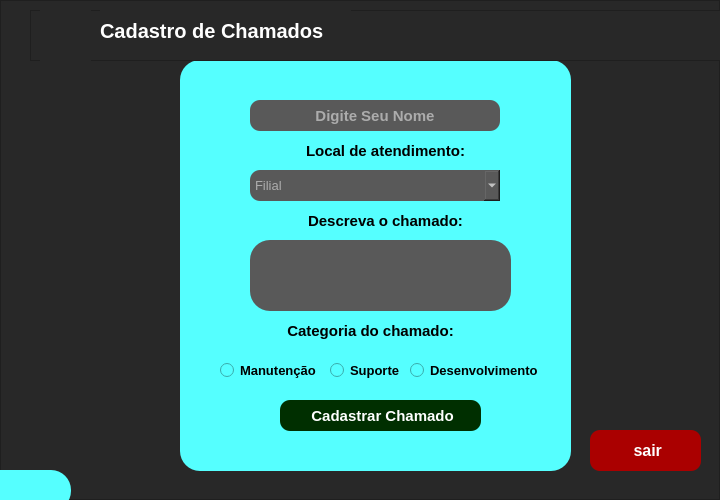
First picture: the form in pages/chamadosCad.ui, repository luizcarlosjj/chamadosSys, before the edit.
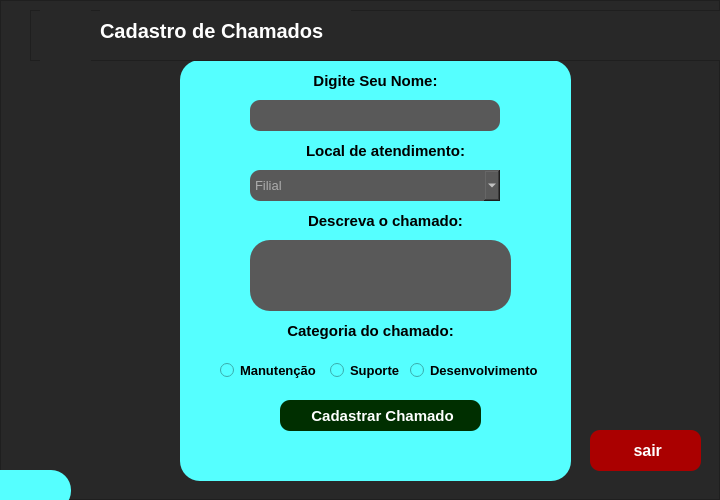
Second picture: the form after the edit. Icons and pictures are not drawn.

```diff
--- a/pages/chamadosCad.ui
+++ b/pages/chamadosCad.ui
@@ -50,7 +50,7 @@
        <x>180</x>
        <y>60</y>
        <width>391</width>
-       <height>411</height>
+       <height>421</height>
       </rect>
      </property>
      <property name="layoutDirection">
@@ -99,7 +99,7 @@
        <set>Qt::AlignCenter</set>
       </property>
       <property name="placeholderText">
-       <string>Digite Seu Nome</string>
+       <string/>
       </property>
      </widget>
      <widget class="QLabel" name="label_5">
@@ -342,15 +342,15 @@
      <widget class="QLabel" name="label_6">
       <property name="geometry">
        <rect>
-        <x>100</x>
+        <x>50</x>
         <y>380</y>
-        <width>201</width>
-        <height>21</height>
+        <width>301</width>
+        <height>31</height>
        </rect>
       </property>
       <property name="font">
        <font>
-        <pointsize>10</pointsize>
+        <pointsize>11</pointsize>
         <weight>75</weight>
         <bold>true</bold>
        </font>
@@ -365,6 +365,29 @@
        <set>Qt::AlignCenter</set>
       </property>
      </widget>
+     <widget class="QLabel" name="label_7">
+      <property name="geometry">
+       <rect>
+        <x>100</x>
+        <y>10</y>
+        <width>191</width>
+        <height>21</height>
+       </rect>
+      </property>
+      <property name="font">
+       <font>
+        <pointsize>11</pointsize>
+        <weight>75</weight>
+        <bold>true</bold>
+       </font>
+      </property>
+      <property name="text">
+       <string>Digite Seu Nome:</string>
+      </property>
+      <property name="alignment">
+       <set>Qt::AlignCenter</set>
+      </property>
+     </widget>
     </widget>
     <widget class="QFrame" name="frame_2">
      <property name="geometry">
```
